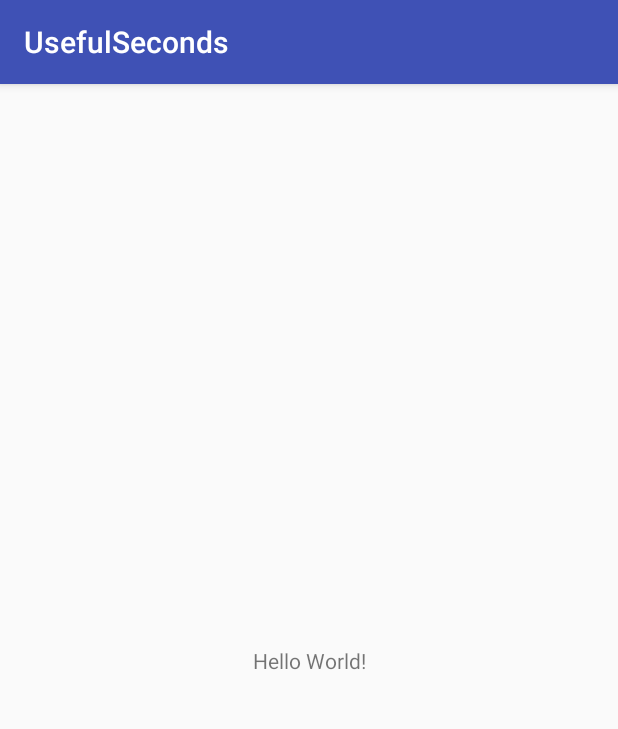
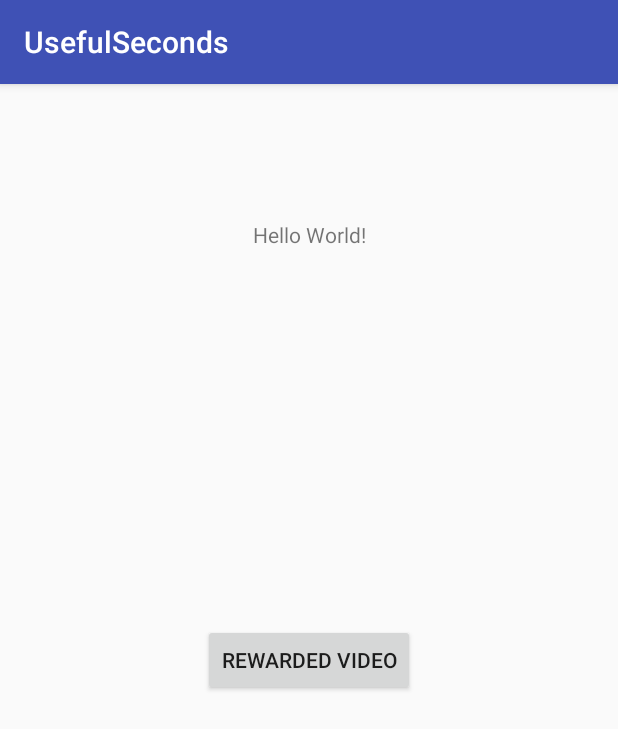
Before and after one commit to sereytraing/usefulseconds, an Android app: the screen it shows after launch (MainActivity), on a phone screen of 412 x 824 dp. Shown: the top 729 px of the screen. Run offline under Robolectric (Android 15) with nearby library versions, the phone set to English and light mode, and no system bars; our stand-ins replace AdMob; 3 statements that could not run were skipped.

Commit message:
add rewarded video test

```diff
--- a/app/build.gradle
+++ b/app/build.gradle
@@ -26,5 +26,6 @@ dependencies {
     })
     compile 'com.android.support:appcompat-v7:23.4.0'
     compile 'com.android.support.constraint:constraint-layout:1.0.2'
+    compile 'com.google.android.gms:play-services-ads:10.2.4'
     testCompile 'junit:junit:4.12'
 }
--- a/app/src/main/java/com/example/alkrox/usefulseconds/MainActivity.java
+++ b/app/src/main/java/com/example/alkrox/usefulseconds/MainActivity.java
@@ -2,12 +2,92 @@ package com.example.alkrox.usefulseconds;
 
 import android.support.v7.app.AppCompatActivity;
 import android.os.Bundle;
+import android.view.View;
+import android.widget.Button;
+import android.widget.Toast;
 
-public class MainActivity extends AppCompatActivity {
+import com.google.android.gms.ads.AdRequest;
+import com.google.android.gms.ads.MobileAds;
+import com.google.android.gms.ads.reward.RewardItem;
+import com.google.android.gms.ads.reward.RewardedVideoAd;
+import com.google.android.gms.ads.reward.RewardedVideoAdListener;
+
+public class MainActivity extends AppCompatActivity implements  RewardedVideoAdListener{
+
+    public static final String APP_ID = "ca-app-pub-7274580795432430~2031062709";
+    public static final String ANNOUNCE_ID = "ca-app-pub-3940256099942544/5224354917";
+    //ca-app-pub-3940256099942544/5224354917 GOOGLE TEST
+    //ca-app-pub-7274580795432430/1564901102 LE NOTRE
+    private RewardedVideoAd mAd;
 
     @Override
     protected void onCreate(Bundle savedInstanceState) {
         super.onCreate(savedInstanceState);
         setContentView(R.layout.activity_main);
+        MobileAds.initialize(this, APP_ID);
+
+        Button button_ad_rewarded_video = (Button) findViewById(R.id.button_ad_reward_video);
+        button_ad_rewarded_video.setOnClickListener(new View.OnClickListener() {
+            @Override
+            public void onClick(View v) {
+                startRewardedVideo();
+            }
+        });
+
+        mAd = MobileAds.getRewardedVideoAdInstance(this);
+        mAd.setRewardedVideoAdListener(this);
+
+        loadRewardedVideoAd();
+
+    }
+
+    private void startRewardedVideo() {
+        if (mAd.isLoaded()) {
+            mAd.show();
+        }
+    }
+
+    private void loadRewardedVideoAd() {
+        mAd.loadAd(ANNOUNCE_ID, new AdRequest.Builder().build() );
+    }
+
+    // Required to reward the user.
+    @Override
+    public void onRewarded(RewardItem reward) {
+        Toast.makeText(this, "onRewarded! currency: " + reward.getType() + "  amount: " +
+                reward.getAmount(), Toast.LENGTH_SHORT).show();
+        // Reward the user.
+    }
+
+    // The following listener methods are optional.
+    @Override
+    public void onRewardedVideoAdLeftApplication() {
+        Toast.makeText(this, "onRewardedVideoAdLeftApplication",
+                Toast.LENGTH_SHORT).show();
+    }
+
+    @Override
+    public void onRewardedVideoAdClosed() {
+        Toast.makeText(this, "onRewardedVideoAdClosed", Toast.LENGTH_SHORT).show();
+    }
+
+    @Override
+    public void onRewardedVideoAdFailedToLoad(int errorCode) {
+        Toast.makeText(this, "onRewardedVideoAdFailedToLoad", Toast.LENGTH_SHORT).show();
+    }
+
+    @Override
+    public void onRewardedVideoAdLoaded() {
+        Toast.makeText(this, "onRewardedVideoAdLoaded", Toast.LENGTH_SHORT).show();
+    }
+
+    @Override
+    public void onRewardedVideoAdOpened() {
+        Toast.makeText(this, "onRewardedVideoAdOpened", Toast.LENGTH_SHORT).show();
+    }
+
+    @Override
+    public void onRewardedVideoStarted() {
+        Toast.makeText(this, "onRewardedVideoStarted", Toast.LENGTH_SHORT).show();
     }
 }
--- a/app/src/main/res/layout/activity_main.xml
+++ b/app/src/main/res/layout/activity_main.xml
@@ -13,6 +13,22 @@
         app:layout_constraintBottom_toBottomOf="parent"
         app:layout_constraintLeft_toLeftOf="parent"
         app:layout_constraintRight_toRightOf="parent"
+        app:layout_constraintTop_toTopOf="parent"
+        app:layout_constraintVertical_bias="0.121"
+        android:id="@+id/textView" />
+
+    <Button
+        android:id="@+id/button_ad_reward_video"
+        android:layout_width="wrap_content"
+        android:layout_height="wrap_content"
+        android:layout_marginBottom="8dp"
+        android:layout_marginLeft="8dp"
+        android:layout_marginRight="8dp"
+        android:layout_marginTop="8dp"
+        android:text="Rewarded Video"
+        app:layout_constraintBottom_toBottomOf="parent"
+        app:layout_constraintLeft_toLeftOf="parent"
+        app:layout_constraintRight_toRightOf="parent"
         app:layout_constraintTop_toTopOf="parent" />
 
 </android.support.constraint.ConstraintLayout>
```
